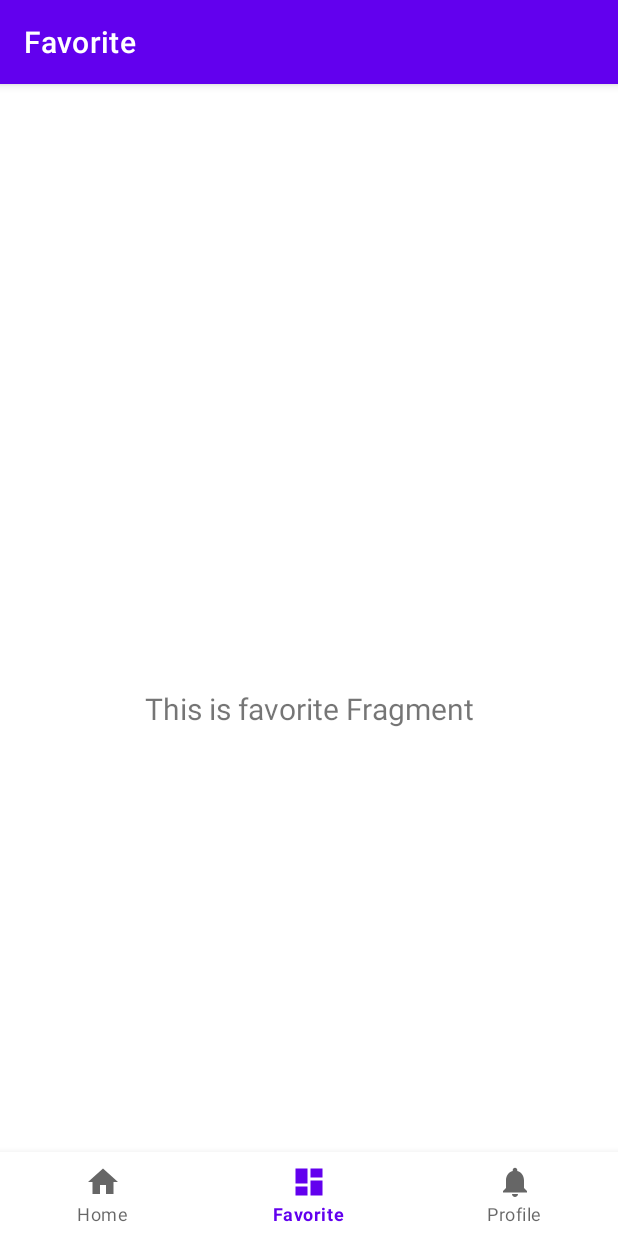
After one commit to Major-Moku/501Project, an Android app: the FavoriteFragment screen opened through its navigation route, on a phone screen of 412 x 824 dp. The commit adds this screen. Run offline under Robolectric (Android 15) with nearby library versions, the phone set to English and light mode, and no system bars; our stand-ins replace navigation-ui.

Commit message:
feat(): navigation bar

```diff
--- a/Android/app/build.gradle
+++ b/Android/app/build.gradle
@@ -44,6 +44,8 @@
     implementation 'androidx.constraintlayout:constraintlayout:2.1.4'
     implementation 'androidx.lifecycle:lifecycle-livedata-ktx:2.5.1'
     implementation 'androidx.lifecycle:lifecycle-viewmodel-ktx:2.5.1'
+    implementation 'androidx.navigation:navigation-fragment-ktx:2.5.3'
+    implementation 'androidx.navigation:navigation-ui-ktx:2.5.3'
     testImplementation 'junit:junit:4.13.2'
     androidTestImplementation 'androidx.test.ext:junit:1.1.5'
     androidTestImplementation 'androidx.test.espresso:espresso-core:3.5.1'
--- a/Android/app/src/main/AndroidManifest.xml
+++ b/Android/app/src/main/AndroidManifest.xml
@@ -12,6 +12,10 @@
         android:theme="@style/Theme.501Project"
         tools:targetApi="31">
         <activity
+            android:name=".NavigationActivity"
+            android:exported="false"
+            android:label="@string/title_activity_navigation" />
+        <activity
             android:name=".ui.login.LoginActivity"
             android:exported="true"
             android:label="@string/app_name">
@@ -21,6 +25,7 @@
                 <category android:name="android.intent.category.LAUNCHER" />
             </intent-filter>
         </activity>
+
     </application>
 
 </manifest>
--- /dev/null
+++ b/Android/app/src/main/java/com/example/a501project/NavigationActivity.kt
@@ -0,0 +1,35 @@
+package com.example.a501project
+
+import android.os.Bundle
+import com.google.android.material.bottomnavigation.BottomNavigationView
+import androidx.appcompat.app.AppCompatActivity
+import androidx.navigation.findNavController
+import androidx.navigation.ui.AppBarConfiguration
+import androidx.navigation.ui.setupActionBarWithNavController
+import androidx.navigation.ui.setupWithNavController
+import com.example.a501project.databinding.ActivityNavigationBinding
+
+class NavigationActivity : AppCompatActivity() {
+
+    private lateinit var binding: ActivityNavigationBinding
+
+    override fun onCreate(savedInstanceState: Bundle?) {
+        super.onCreate(savedInstanceState)
+
+        binding = ActivityNavigationBinding.inflate(layoutInflater)
+        setContentView(binding.root)
+
+        val navView: BottomNavigationView = binding.navView
+
+        val navController = findNavController(R.id.nav_host_fragment_activity_navigation)
+        // Passing each menu ID as a set of Ids because each
+        // menu should be considered as top level destinations.
+        val appBarConfiguration = AppBarConfiguration(
+            setOf(
+                R.id.navigation_home, R.id.navigation_favorite, R.id.navigation_profile
+            )
+        )
+        setupActionBarWithNavController(navController, appBarConfiguration)
+        navView.setupWithNavController(navController)
+    }
+}
--- /dev/null
+++ b/Android/app/src/main/java/com/example/a501project/ui/favorite/FavoriteFragment.kt
@@ -0,0 +1,42 @@
+package com.example.a501project.ui.favorite
+
+import android.os.Bundle
+import android.view.LayoutInflater
+import android.view.View
+import android.view.ViewGroup
+import android.widget.TextView
+import androidx.fragment.app.Fragment
+import androidx.lifecycle.ViewModelProvider
+import com.example.a501project.databinding.FragmentFavoriteBinding
+
+class FavoriteFragment : Fragment() {
+
+    private var _binding: FragmentFavoriteBinding? = null
+
+    // This property is only valid between onCreateView and
+    // onDestroyView.
+    private val binding get() = _binding!!
+
+    override fun onCreateView(
+        inflater: LayoutInflater,
+        container: ViewGroup?,
+        savedInstanceState: Bundle?
+    ): View {
+        val favoriteViewModel =
+            ViewModelProvider(this).get(FavoriteViewModel::class.java)
+
+        _binding = FragmentFavoriteBinding.inflate(inflater, container, false)
+        val root: View = binding.root
+
+        val textView: TextView = binding.textFavorite
+        favoriteViewModel.text.observe(viewLifecycleOwner) {
+            textView.text = it
+        }
+        return root
+    }
+
+    override fun onDestroyView() {
+        super.onDestroyView()
+        _binding = null
+    }
+}
--- /dev/null
+++ b/Android/app/src/main/java/com/example/a501project/ui/favorite/FavoriteViewModel.kt
@@ -0,0 +1,13 @@
+package com.example.a501project.ui.favorite
+
+import androidx.lifecycle.LiveData
+import androidx.lifecycle.MutableLiveData
+import androidx.lifecycle.ViewModel
+
+class FavoriteViewModel : ViewModel() {
+
+    private val _text = MutableLiveData<String>().apply {
+        value = "This is favorite Fragment"
+    }
+    val text: LiveData<String> = _text
+}
--- /dev/null
+++ b/Android/app/src/main/java/com/example/a501project/ui/home/HomeFragment.kt
@@ -0,0 +1,42 @@
+package com.example.a501project.ui.home
+
+import android.os.Bundle
+import android.view.LayoutInflater
+import android.view.View
+import android.view.ViewGroup
+import android.widget.TextView
+import androidx.fragment.app.Fragment
+import androidx.lifecycle.ViewModelProvider
+import com.example.a501project.databinding.FragmentHomeBinding
+
+class HomeFragment : Fragment() {
+
+    private var _binding: FragmentHomeBinding? = null
+
+    // This property is only valid between onCreateView and
+    // onDestroyView.
+    private val binding get() = _binding!!
+
+    override fun onCreateView(
+        inflater: LayoutInflater,
+        container: ViewGroup?,
+        savedInstanceState: Bundle?
+    ): View {
+        val homeViewModel =
+            ViewModelProvider(this).get(HomeViewModel::class.java)
+
+        _binding = FragmentHomeBinding.inflate(inflater, container, false)
+        val root: View = binding.root
+
+        val textView: TextView = binding.textHome
+        homeViewModel.text.observe(viewLifecycleOwner) {
+            textView.text = it
+        }
+        return root
+    }
+
+    override fun onDestroyView() {
+        super.onDestroyView()
+        _binding = null
+    }
+}
--- /dev/null
+++ b/Android/app/src/main/java/com/example/a501project/ui/home/HomeViewModel.kt
@@ -0,0 +1,13 @@
+package com.example.a501project.ui.home
+
+import androidx.lifecycle.LiveData
+import androidx.lifecycle.MutableLiveData
+import androidx.lifecycle.ViewModel
+
+class HomeViewModel : ViewModel() {
+
+    private val _text = MutableLiveData<String>().apply {
+        value = "This is home Fragment"
+    }
+    val text: LiveData<String> = _text
+}
--- /dev/null
+++ b/Android/app/src/main/res/drawable/ic_dashboard_black_24dp.xml
@@ -0,0 +1,9 @@
+<vector xmlns:android="http://schemas.android.com/apk/res/android"
+    android:width="24dp"
+    android:height="24dp"
+    android:viewportWidth="24.0"
+    android:viewportHeight="24.0">
+    <path
+        android:fillColor="#FF000000"
+        android:pathData="M3,13h8L11,3L3,3v10zM3,21h8v-6L3,15v6zM13,21h8L21,11h-8v10zM13,3v6h8L21,3h-8z" />
+</vector>
--- /dev/null
+++ b/Android/app/src/main/res/drawable/ic_home_black_24dp.xml
@@ -0,0 +1,9 @@
+<vector xmlns:android="http://schemas.android.com/apk/res/android"
+    android:width="24dp"
+    android:height="24dp"
+    android:viewportWidth="24.0"
+    android:viewportHeight="24.0">
+    <path
+        android:fillColor="#FF000000"
+        android:pathData="M10,20v-6h4v6h5v-8h3L12,3 2,12h3v8z" />
+</vector>
--- /dev/null
+++ b/Android/app/src/main/res/drawable/ic_notifications_black_24dp.xml
@@ -0,0 +1,9 @@
+<vector xmlns:android="http://schemas.android.com/apk/res/android"
+    android:width="24dp"
+    android:height="24dp"
+    android:viewportWidth="24.0"
+    android:viewportHeight="24.0">
+    <path
+        android:fillColor="#FF000000"
+        android:pathData="M12,22c1.1,0 2,-0.9 2,-2h-4c0,1.1 0.89,2 2,2zM18,16v-5c0,-3.07 -1.64,-5.64 -4.5,-6.32L13.5,4c0,-0.83 -0.67,-1.5 -1.5,-1.5s-1.5,0.67 -1.5,1.5v0.68C7.63,5.36 6,7.92 6,11v5l-2,2v1h16v-1l-2,-2z" />
+</vector>
--- /dev/null
+++ b/Android/app/src/main/res/layout/activity_navigation.xml
@@ -0,0 +1,33 @@
+<?xml version="1.0" encoding="utf-8"?>
+<androidx.constraintlayout.widget.ConstraintLayout xmlns:android="http://schemas.android.com/apk/res/android"
+    xmlns:app="http://schemas.android.com/apk/res-auto"
+    android:id="@+id/container"
+    android:layout_width="match_parent"
+    android:layout_height="match_parent"
+    android:paddingTop="?attr/actionBarSize">
+
+    <com.google.android.material.bottomnavigation.BottomNavigationView
+        android:id="@+id/nav_view"
+        android:layout_width="0dp"
+        android:layout_height="wrap_content"
+        android:layout_marginStart="0dp"
+        android:layout_marginEnd="0dp"
+        android:background="?android:attr/windowBackground"
+        app:layout_constraintBottom_toBottomOf="parent"
+        app:layout_constraintLeft_toLeftOf="parent"
+        app:layout_constraintRight_toRightOf="parent"
+        app:menu="@menu/bottom_nav_menu" />
+
+    <fragment
+        android:id="@+id/nav_host_fragment_activity_navigation"
+        android:name="androidx.navigation.fragment.NavHostFragment"
+        android:layout_width="match_parent"
+        android:layout_height="match_parent"
+        app:defaultNavHost="true"
+        app:layout_constraintBottom_toTopOf="@id/nav_view"
+        app:layout_constraintLeft_toLeftOf="parent"
+        app:layout_constraintRight_toRightOf="parent"
+        app:layout_constraintTop_toTopOf="parent"
+        app:navGraph="@navigation/mobile_navigation" />
+
+</androidx.constraintlayout.widget.ConstraintLayout>
--- /dev/null
+++ b/Android/app/src/main/res/layout/fragment_favorite.xml
@@ -0,0 +1,22 @@
+<?xml version="1.0" encoding="utf-8"?>
+<androidx.constraintlayout.widget.ConstraintLayout xmlns:android="http://schemas.android.com/apk/res/android"
+    xmlns:app="http://schemas.android.com/apk/res-auto"
+    xmlns:tools="http://schemas.android.com/tools"
+    android:layout_width="match_parent"
+    android:layout_height="match_parent"
+    tools:context=".ui.favorite.FavoriteFragment">
+
+    <TextView
+        android:id="@+id/text_favorite"
+        android:layout_width="match_parent"
+        android:layout_height="wrap_content"
+        android:layout_marginStart="8dp"
+        android:layout_marginTop="8dp"
+        android:layout_marginEnd="8dp"
+        android:textAlignment="center"
+        android:textSize="20sp"
+        app:layout_constraintBottom_toBottomOf="parent"
+        app:layout_constraintEnd_toEndOf="parent"
+        app:layout_constraintStart_toStartOf="parent"
+        app:layout_constraintTop_toTopOf="parent" />
+</androidx.constraintlayout.widget.ConstraintLayout>
--- /dev/null
+++ b/Android/app/src/main/res/menu/bottom_nav_menu.xml
@@ -0,0 +1,19 @@
+<?xml version="1.0" encoding="utf-8"?>
+<menu xmlns:android="http://schemas.android.com/apk/res/android">
+
+    <item
+        android:id="@+id/navigation_home"
+        android:icon="@drawable/ic_home_black_24dp"
+        android:title="@string/title_home" />
+
+    <item
+        android:id="@+id/navigation_favorite"
+        android:icon="@drawable/ic_dashboard_black_24dp"
+        android:title="@string/title_favorite" />
+
+    <item
+        android:id="@+id/navigation_profile"
+        android:icon="@drawable/ic_notifications_black_24dp"
+        android:title="@string/title_profile" />
+
+</menu>
--- /dev/null
+++ b/Android/app/src/main/res/navigation/mobile_navigation.xml
@@ -0,0 +1,25 @@
+<?xml version="1.0" encoding="utf-8"?>
+<navigation xmlns:android="http://schemas.android.com/apk/res/android"
+    xmlns:app="http://schemas.android.com/apk/res-auto"
+    xmlns:tools="http://schemas.android.com/tools"
+    android:id="@+id/mobile_navigation"
+    app:startDestination="@+id/navigation_home">
+
+    <fragment
+        android:id="@+id/navigation_home"
+        android:name="com.example.a501project.ui.home.HomeFragment"
+        android:label="@string/title_home"
+        tools:layout="@layout/fragment_home" />
+
+    <fragment
+        android:id="@+id/navigation_favorite"
+        android:name="com.example.a501project.ui.favorite.FavoriteFragment"
+        android:label="@string/title_favorite"
+        tools:layout="@layout/fragment_favorite" />
+
+    <fragment
+        android:id="@+id/navigation_profile"
+        android:name="com.example.a501project.ui.profile.ProfileFragment"
+        android:label="@string/title_profile"
+        tools:layout="@layout/fragment_profile" />
+</navigation>
--- a/Android/app/src/main/res/values/strings.xml
+++ b/Android/app/src/main/res/values/strings.xml
@@ -9,4 +9,8 @@
     <string name="invalid_username">Not a valid username</string>
     <string name="invalid_password">Password must be >5 characters</string>
     <string name="login_failed">"Login failed"</string>
+    <string name="title_activity_navigation">Navigation</string>
+    <string name="title_home">Home</string>
+    <string name="title_favorite">Favorite</string>
+    <string name="title_profile">Profile</string>
 </resources>
```
Also changed, not shown: Android/app/src/main/java/com/example/a501project/ui/login/LoginActivity.kt (+20 -12 lines), Android/app/src/main/java/com/example/a501project/ui/profile/ProfileFragment.kt (added, +42 -0 lines), Android/app/src/main/java/com/example/a501project/ui/profile/ProfileViewModel.kt (added, +13 -0 lines), Android/app/src/main/res/layout/fragment_home.xml (added, +22 -0 lines), Android/app/src/main/res/layout/fragment_profile.xml (added, +22 -0 lines).
